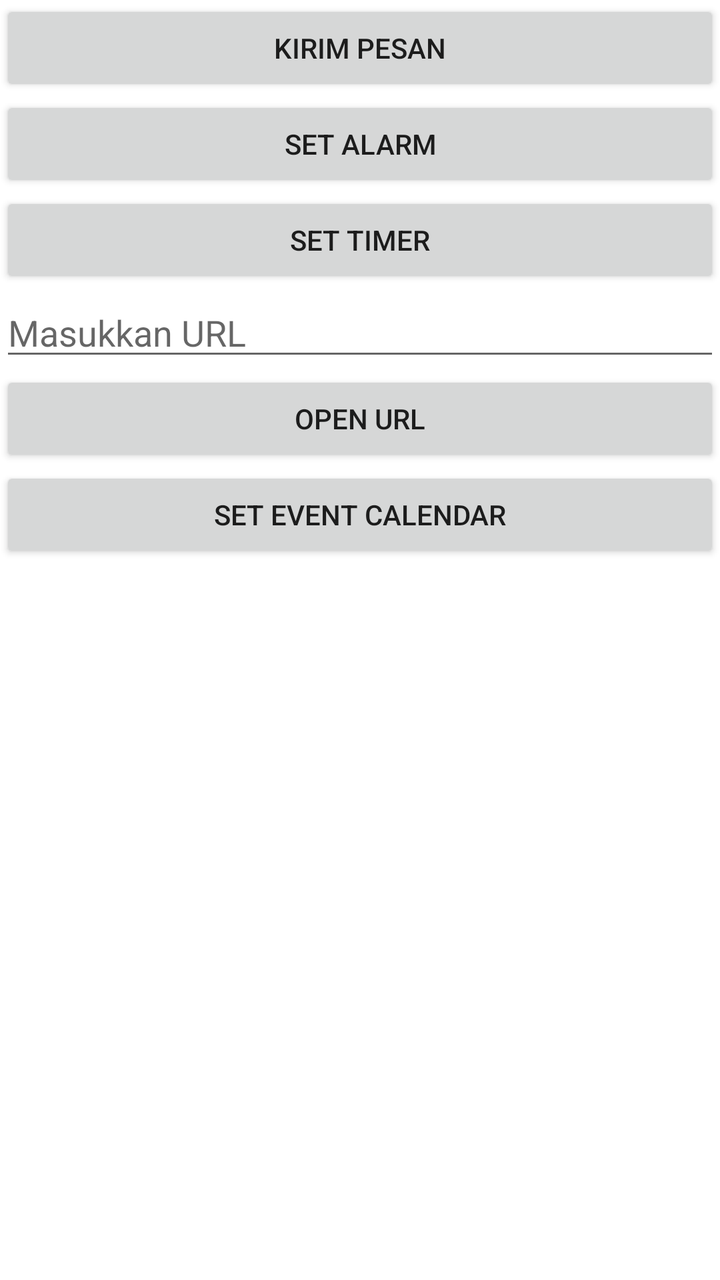
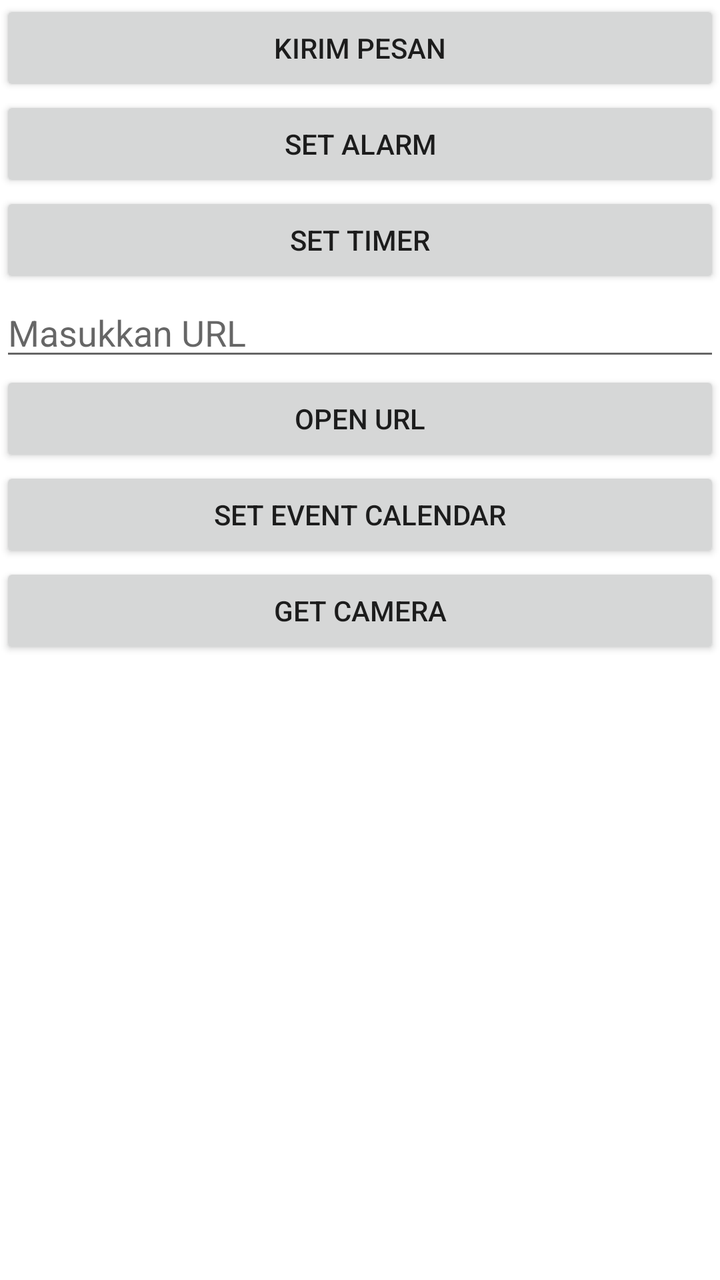

Compare the two renders of this Android layout. The source of the first and the diff that turns it into the second are given below.
<!-- AndroidManifest.xml: activity theme Theme.IntentImplisit -->
<!-- res/layout/activity_main.xml -->
<?xml version="1.0" encoding="utf-8"?>
<LinearLayout xmlns:android="http://schemas.android.com/apk/res/android"
    xmlns:tools="http://schemas.android.com/tools"
    android:orientation="vertical"
    android:id="@+id/main"
    android:layout_width="match_parent"
    android:layout_height="match_parent"
    tools:context=".MainActivity"
    android:layout_margin="16dp">

    <Button
        android:layout_width="match_parent"
        android:layout_height="wrap_content"
        android:text="Kirim Pesan"
        android:id="@+id/btnKirimPesan"
        >
    </Button>

    <Button
        android:layout_width="match_parent"
        android:layout_height="wrap_content"
        android:text="Set Alarm"
        android:id="@+id/btnSetAlarm"
        >
    </Button>

    <Button
        android:layout_width="match_parent"
        android:layout_height="wrap_content"
        android:text="Set Timer"
        android:id="@+id/btnSetTimer"
        >
    </Button>
    
    <EditText
        android:layout_width="match_parent"
        android:layout_height="wrap_content"
        android:id="@+id/etURL"
        android:hint="Masukkan URL">
    </EditText>

    <Button
        android:layout_width="match_parent"
        android:layout_height="wrap_content"
        android:text="Open URL"
        android:id="@+id/btnOpenURL"
        >
    </Button>

    <Button
        android:layout_width="match_parent"
        android:layout_height="wrap_content"
        android:text="Set Event Calendar"
        android:id="@+id/setCalendar"
        >
    </Button>

</LinearLayout>
<!-- resources referenced by this layout -->
<resources>
  <style name="Theme.IntentImplisit" parent="Theme.MaterialComponents.DayNight.NoActionBar" />
</resources>

<!-- the commit's change to res/layout/activity_main.xml (unified diff, before → after) -->
@@ -55,4 +55,19 @@
         >
     </Button>
 
+    <Button
+        android:layout_width="match_parent"
+        android:layout_height="wrap_content"
+        android:text="Get Camera"
+        android:id="@+id/btnGetPhoto"
+        >
+    </Button>
+
+    <ImageView
+        android:layout_width="match_parent"
+        android:layout_height="wrap_content"
+        android:id="@+id/ivHasil"
+        >
+    </ImageView>
+
 </LinearLayout>
